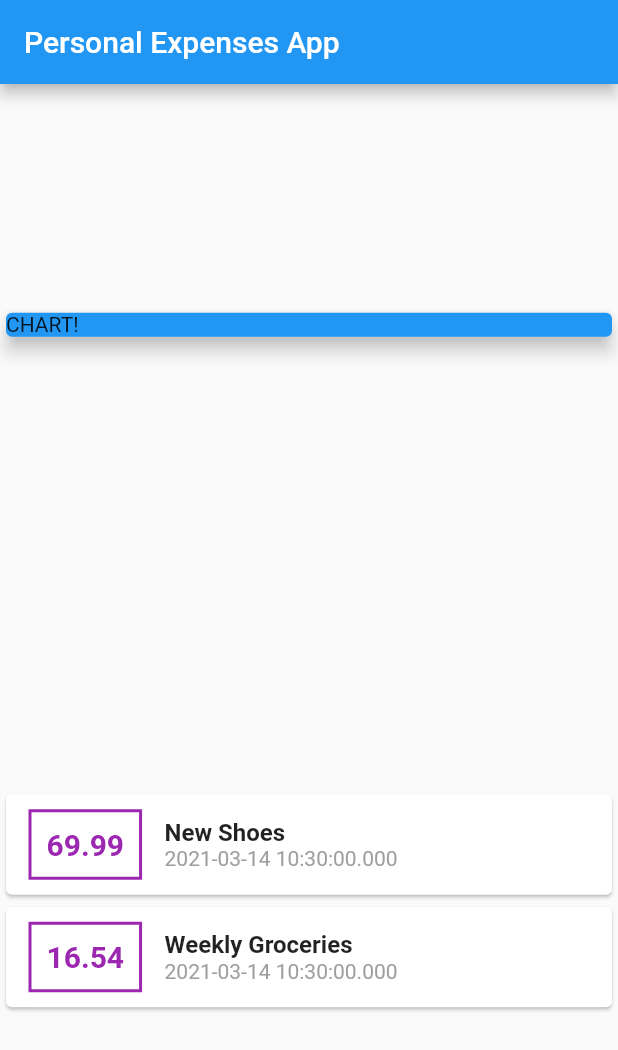
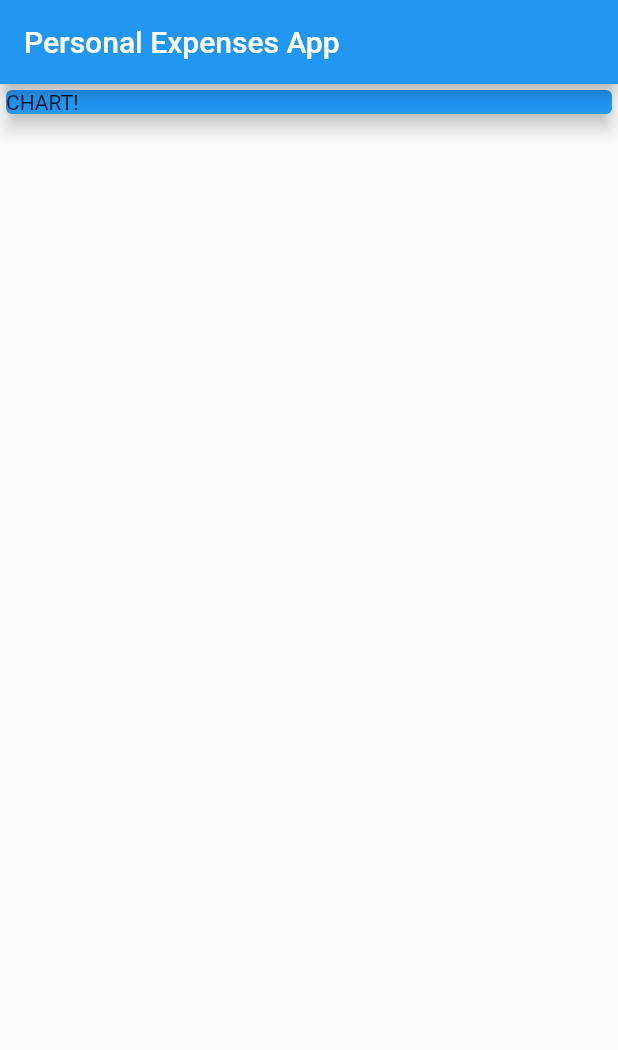
Before and after one commit to evnrodr/personal_expenses_app, a Flutter app: the screen it shows after launch, on a phone screen of 412 x 824 dp. Shown: the top 1050 px of the screen. Run offline on Flutter 3.47's test engine with Material 2 defaults, Android fonts, the phone set to English and light mode, and no system bars.

Commit message:
adding new widgets, internationalization, and splitting main into smaller widgets

```diff
--- a/lib/main.dart
+++ b/lib/main.dart
@@ -1,6 +1,4 @@
 import 'package:flutter/material.dart';
-
-import './transaction.dart';
 
 void main() {
   runApp(MyApp());
@@ -17,20 +15,10 @@ class MyApp extends StatelessWidget {
 }
 
 class MyHomePage extends StatelessWidget {
-  final List<Transaction> transactions = [
-    Transaction(
-      id: 't1',
-      title: 'New Shoes',
-      amount: 69.99,
-      date: DateTime.now(),
-    ),
-    Transaction(
-      id: 't2',
-      title: 'Weekly Groceries',
-      amount: 16.54,
-      date: DateTime.now(),
-    ),
-  ];
+  // String titleInput;
+  // String amountInput;
+  final titleController = TextEditingController();
+  final amountController = TextEditingController();
 
   @override
   Widget build(BuildContext context) {
@@ -39,7 +27,7 @@ class MyHomePage extends StatelessWidget {
         title: Text('Personal Expenses App'),
       ),
       body: Column(
-          mainAxisAlignment: MainAxisAlignment.spaceAround,
+        // mainAxisAlignment: MainAxisAlignment.spaceAround,
         crossAxisAlignment: CrossAxisAlignment.stretch,
         children: <Widget>[
           Container(
@@ -50,56 +38,8 @@ class MyHomePage extends StatelessWidget {
               elevation: 5,
             ),
           ),
-            Column(
-              children: transactions.map((tx) {
-                return Card(
-                  child: Row(
-                    children: <Widget>[
-                      Container(
-                        margin: EdgeInsets.symmetric(
-                          vertical: 10,
-                          horizontal: 15,
-                        ),
-                        decoration: BoxDecoration(
-                          border: Border.all(
-                            color: Colors.purple,
-                            width: 2,
-                          ),
-                        ),
-                        padding: EdgeInsets.all(10),
-                        child: Text(
-                          tx.amount.toString(),
-                          style: TextStyle(
-                            fontWeight: FontWeight.bold,
-                            fontSize: 20,
-                            color: Colors.purple,
-                          ),
-                        ),
-                      ),
-                      Column(
-                        crossAxisAlignment: CrossAxisAlignment.start,
-                        children: <Widget>[
-                          Text(
-                            tx.title,
-                            style: TextStyle(
-                              fontWeight: FontWeight.bold,
-                              fontSize: 16,
-                            ),
-                          ),
-                          Text(
-                            tx.date.toString(),
-                            style: TextStyle(
-                              color: Colors.grey,
-                            ),
-                          ),
-                        ],
-                      )
         ],
       ),
     );
-              }).toList(),
-            ),
-          ],
-        ));
   }
 }
--- a/pubspec.yaml
+++ b/pubspec.yaml
@@ -23,6 +23,7 @@ environment:
 dependencies:
   flutter:
     sdk: flutter
+  intl: ^0.17.0
 
 
   # The following adds the Cupertino Icons font to your application.
```
Also changed, not shown: lib/widgets/new_transaction.dart (added, +42 -0 lines), lib/widgets/transaction_list.dart (added, +59 -0 lines), lib/widgets/user_transactions.dart (added, +36 -0 lines), lib/models/transaction.dart (renamed from lib/transaction.dart), pubspec.lock. Lines whose indentation alone changed are shown as unchanged.
